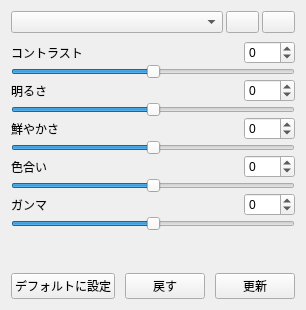
First picture: the form in src/videoadjustdialog.ui, repository nelkana/PurePlayer_As, before the edit.
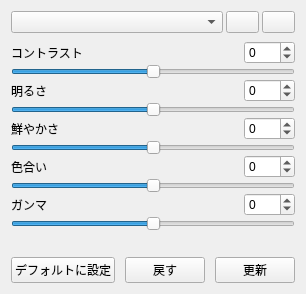
Second picture: the form after the edit. Icons and pictures are not drawn.

Diff of the .ui file:
```diff
--- a/src/videoadjustdialog.ui
+++ b/src/videoadjustdialog.ui
@@ -7,7 +7,7 @@
     <x>0</x>
     <y>0</y>
     <width>296</width>
-    <height>310</height>
+    <height>294</height>
    </rect>
   </property>
   <property name="minimumSize">
@@ -357,7 +357,7 @@
      <property name="sizeHint" stdset="0">
       <size>
        <width>20</width>
-       <height>40</height>
+       <height>10</height>
       </size>
      </property>
     </spacer>
```
